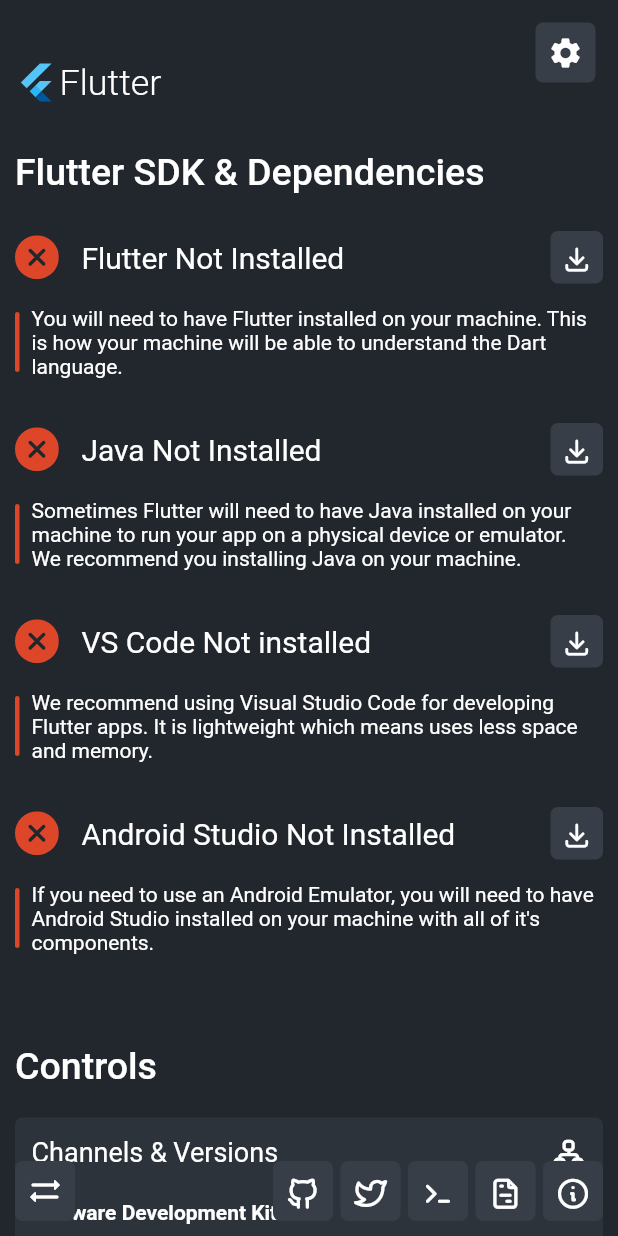
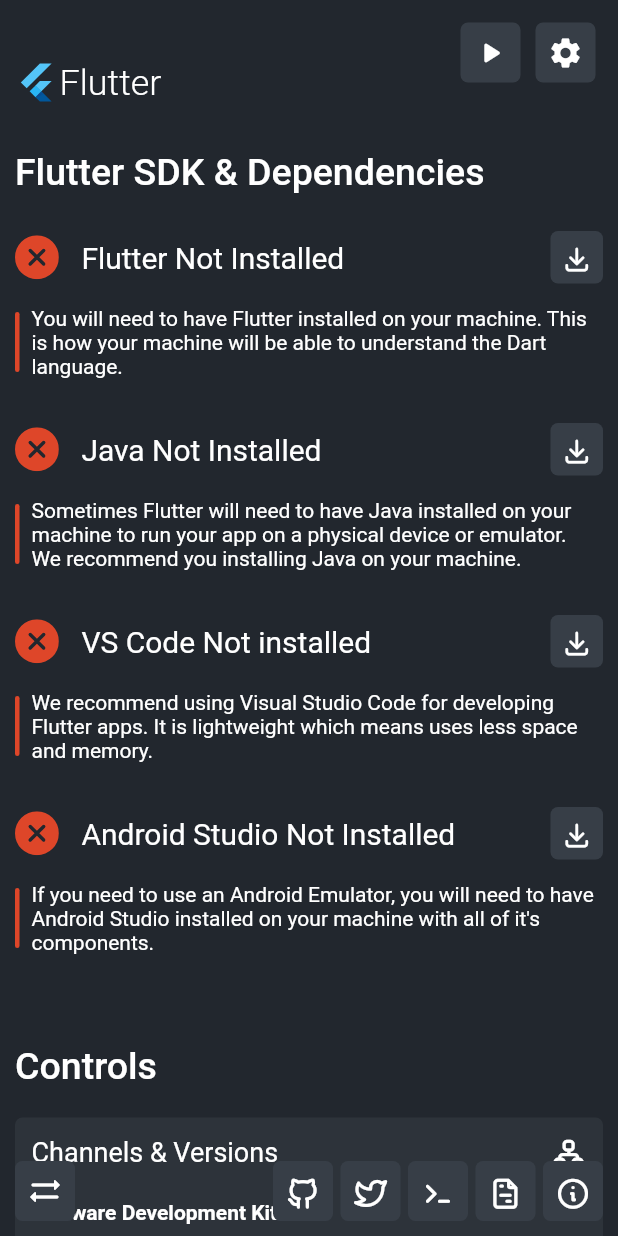
Before and after one commit to FlutterMatic/desktop, a Flutter app: the HomeScreen screen opened by its route, on a phone screen of 412 x 824 dp. Run offline on Flutter 3.47's test engine with Material 2 defaults, Android fonts, the phone set to English and light mode, and no system bars; our stand-ins replace connectivity_plus, flutter_svg, shared_preferences; missing offline and left inert: bitsdojo_window, process_run; accounts and stored records are empty.

```diff
--- a/lib/screens/home_screen.dart
+++ b/lib/screens/home_screen.dart
@@ -1,4 +1,5 @@
 import 'package:flutter/material.dart';
+import 'package:flutter_installer/components/dialog_templates/dialogs/run_command.dart';
 import 'package:flutter_installer/components/dialog_templates/dialogs/bg_activity.dart';
 import 'package:flutter_installer/components/dialog_templates/settings/settings.dart';
 import 'package:flutter_installer/components/widgets/round_container.dart';
@@ -197,12 +198,29 @@ class _HomeScreenState extends State<HomeScreen> {
             ),
             Align(
               alignment: Alignment.topRight,
-              child: Padding(
-                padding: const EdgeInsets.all(15),
+              child: Row(
+                mainAxisAlignment: MainAxisAlignment.end,
+                children: [
+                  Padding(
+                    padding: const EdgeInsets.fromLTRB(0, 15, 5, 15),
                     child: SquareButton(
                       color: customTheme.primaryColorLight,
-                  icon:
-                      Icon(Icons.settings, color: customTheme.iconTheme.color),
+                      icon: Icon(Icons.play_arrow_rounded,
+                          color: customTheme.iconTheme.color),
+                      onPressed: () {
+                        showDialog(
+                          context: context,
+                          builder: (_) => RunCommandDialog(),
+                        );
+                      },
+                    ),
+                  ),
+                  Padding(
+                    padding: const EdgeInsets.fromLTRB(5, 15, 15, 15),
+                    child: SquareButton(
+                      color: customTheme.primaryColorLight,
+                      icon: Icon(Icons.settings,
+                          color: customTheme.iconTheme.color),
                       onPressed: () {
                         showDialog(
                           context: context,
@@ -211,6 +229,8 @@ class _HomeScreenState extends State<HomeScreen> {
                       },
                     ),
                   ),
+                ],
+              ),
             ),
           ],
         ),
```
Also changed, not shown: lib/components/dialog_templates/dialogs/run_command.dart (added, +47 -0 lines). Lines whose indentation alone changed are shown as unchanged.
